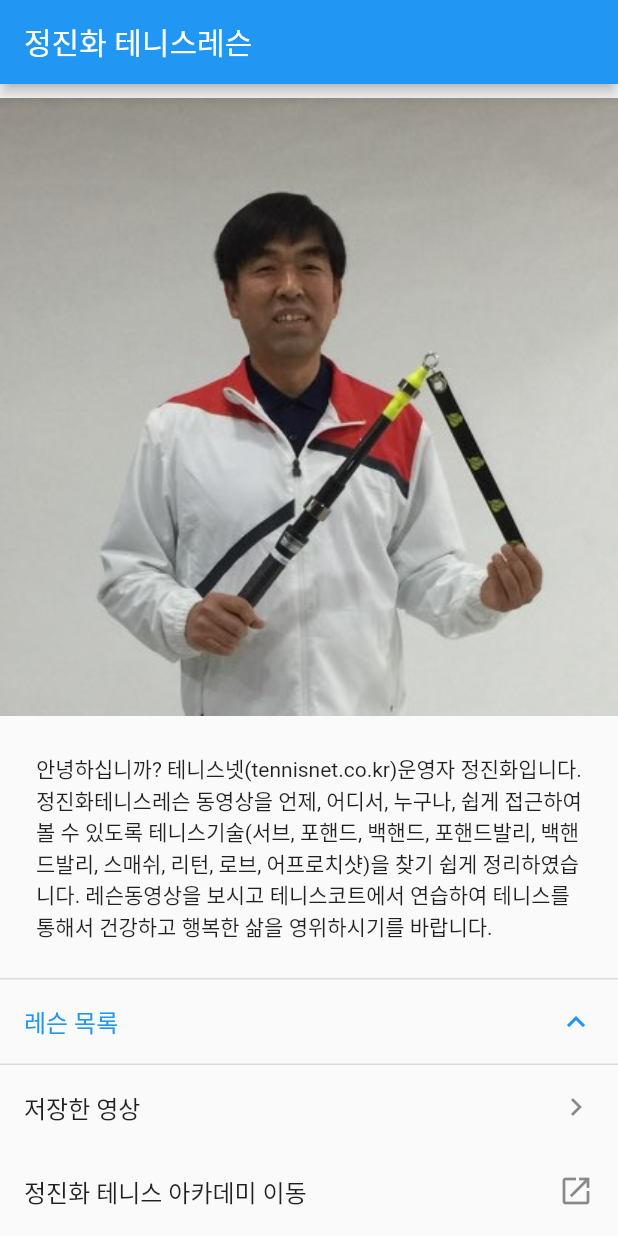
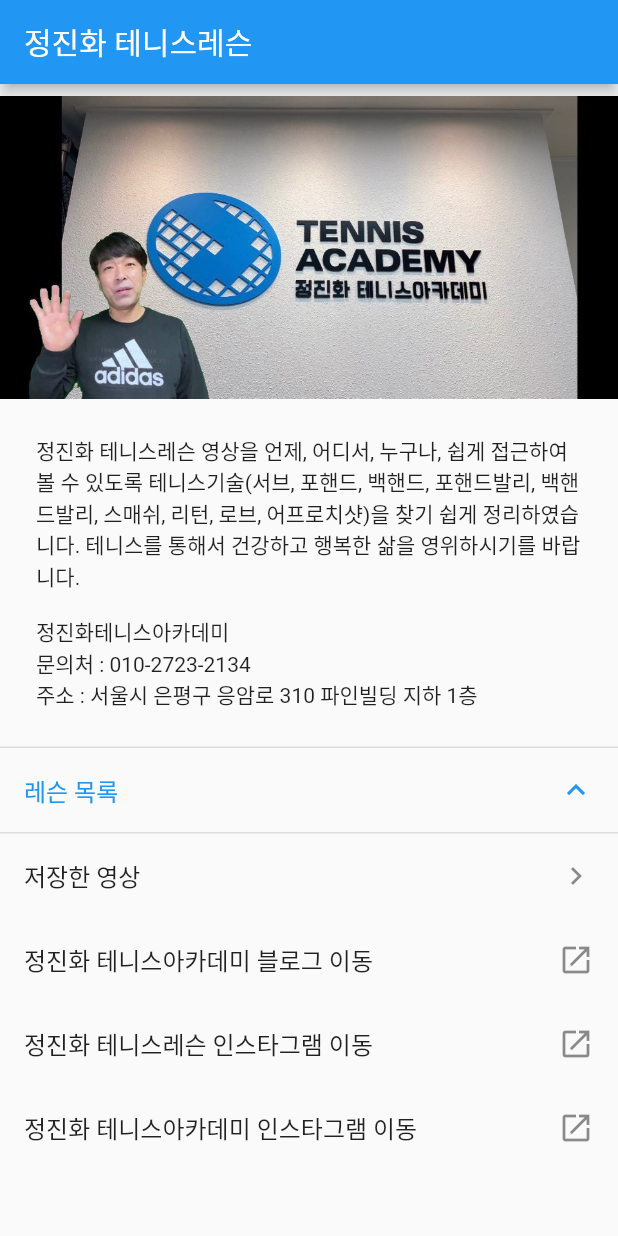
Before and after one commit to SilverJun/TennisLessonFlutter, a Flutter app: the screen it shows after launch, on a phone screen of 412 x 824 dp. Run offline on Flutter 3.47's test engine with Material 2 defaults, Android fonts, the phone set to English and light mode, and no system bars; our stand-ins replace chewie, flutter_slidable, progress_dialog, shared_preferences, video_player; missing offline and left inert: flutter_downloader, flutter_youtube, youtube_explode_dart.

Commit message:
Change few things

```diff
--- a/lib/HomePage.dart
+++ b/lib/HomePage.dart
@@ -17,13 +17,15 @@ class HomePage extends StatelessWidget {
           children: [
             SizedBox(height: 8),
             Container(
-              height: 414,
               child: Image.asset('assets/home.jpeg',)
             ),
             Padding(
               padding: const EdgeInsets.all(24.0),
-              child: Text('''안녕하십니까? 테니스넷(tennisnet.co.kr)운영자 정진화입니다.
-정진화테니스레슨 동영상을 언제, 어디서, 누구나, 쉽게 접근하여 볼 수 있도록 테니스기술(서브, 포핸드, 백핸드, 포핸드발리, 백핸드발리, 스매쉬, 리턴, 로브, 어프로치샷)을 찾기 쉽게 정리하였습니다. 레슨동영상을 보시고 테니스코트에서 연습하여 테니스를 통해서 건강하고 행복한 삶을 영위하시기를 바랍니다.'''),
+              child: Text('''정진화 테니스레슨 영상을 언제, 어디서, 누구나, 쉽게 접근하여 볼 수 있도록 테니스기술(서브, 포핸드, 백핸드, 포핸드발리, 백핸드발리, 스매쉬, 리턴, 로브, 어프로치샷)을 찾기 쉽게 정리하였습니다. 테니스를 통해서 건강하고 행복한 삶을 영위하시기를 바랍니다.
+
+정진화테니스아카데미
+문의처 : 010-2723-2134
+주소 : 서울시 은평구 응암로 310 파인빌딩 지하 1층'''),
             ),
             ExpansionTile(
               initiallyExpanded: true,
@@ -43,17 +45,24 @@ class HomePage extends StatelessWidget {
               },
             ),
             ListTile(
-              title: Text('정진화 테니스 아카데미 이동'),
+              title: Text('정진화 테니스아카데미 블로그 이동'),
               trailing: Icon(Icons.launch),
               onTap: () {
                 launch('https://blog.naver.com/jtennis2134/'); // https://www.youtube.com/channel/UC_0KlMiTzpejiet6ovAtoOQ
               },
             ),
             ListTile(
-              title: Text('정진화 테니스레슨 유튜브 이동'),
+              title: Text('정진화 테니스레슨 인스타그램 이동'),
               trailing: Icon(Icons.launch),
               onTap: () {
-                launch('https://www.youtube.com/channel/UC_0KlMiTzpejiet6ovAtoOQ');
+                launch('https://www.instagram.com/jeongjinhoa_tennis_academy/');
+              },
+            ),
+            ListTile(
+              title: Text('정진화 테니스아카데미 인스타그램 이동'),
+              trailing: Icon(Icons.launch),
+              onTap: () {
+                launch('https://www.instagram.com/jta_tennis/');
               },
             ),
 
--- a/lib/SavedVideoPage.dart
+++ b/lib/SavedVideoPage.dart
@@ -82,6 +82,7 @@ class SavedVideoState extends State<SavedVideoPage> {
                         Navigator.push(context, MaterialPageRoute(
                             builder: (context) => SavedVideoPlayer(elem)));
                       },
+                      trailing: Icon(Icons.navigate_next),
                     ),
                     onDismissed: (DismissDirection direction) async { // 파일 삭제 수행!
                       savedList.remove(elem);
```
Also changed, not shown: assets/home.jpeg, 38 other files.
